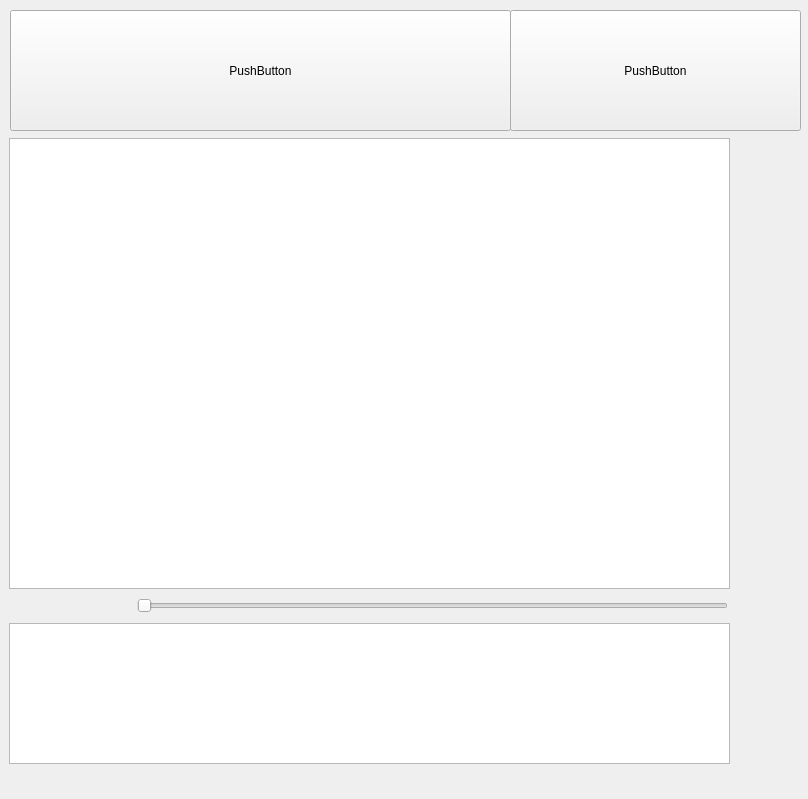
This is src/View/PatientSummaryView/PatientSummary.ui in thefinalcutbg/DinoDent as Qt 5 draws it before an edit. The edited form follows.
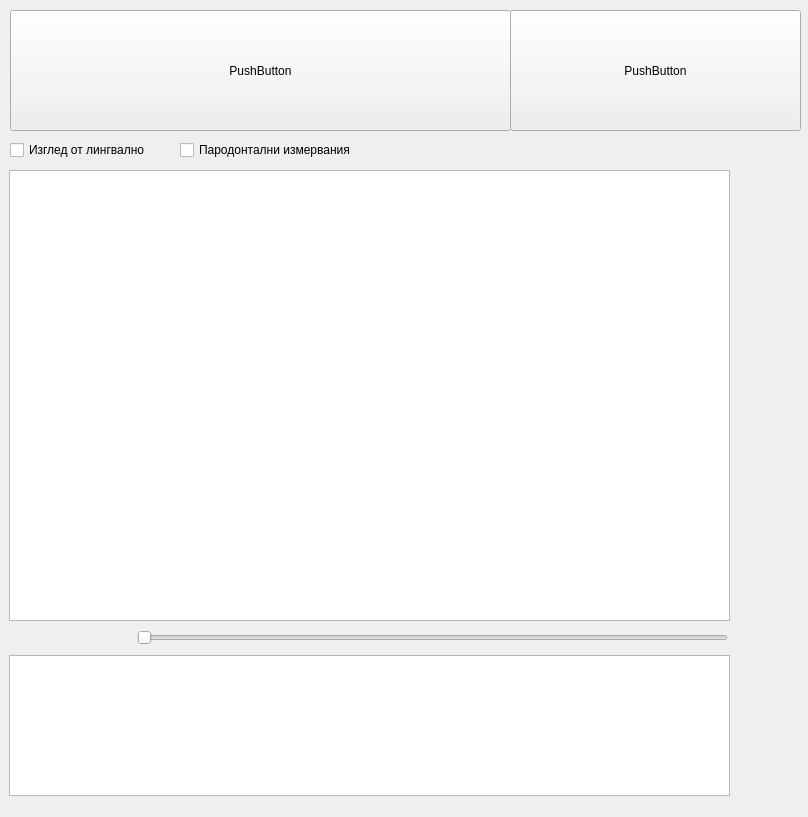
This is the edited form. Custom widgets are drawn as their Qt base class.

Commit message: Document id renamed to rowid. PerioStatus implemented in PatientSummary

```diff
--- a/src/View/PatientSummaryView/PatientSummary.ui
+++ b/src/View/PatientSummaryView/PatientSummary.ui
@@ -7,7 +7,7 @@
     <x>0</x>
     <y>0</y>
     <width>808</width>
-    <height>799</height>
+    <height>817</height>
    </rect>
   </property>
   <property name="sizePolicy">
@@ -29,7 +29,7 @@
    <property name="geometry">
     <rect>
      <x>9</x>
-     <y>138</y>
+     <y>170</y>
      <width>721</width>
      <height>451</height>
     </rect>
@@ -60,7 +60,7 @@
    <property name="geometry">
     <rect>
      <x>9</x>
-     <y>623</y>
+     <y>655</y>
      <width>721</width>
      <height>141</height>
     </rect>
@@ -129,7 +129,7 @@
    <property name="geometry">
     <rect>
      <x>10</x>
-     <y>598</y>
+     <y>630</y>
      <width>121</width>
      <height>16</height>
     </rect>
@@ -154,7 +154,7 @@
    <property name="geometry">
     <rect>
      <x>137</x>
-     <y>596</y>
+     <y>628</y>
      <width>591</width>
      <height>20</height>
     </rect>
@@ -178,6 +178,32 @@
     <enum>Qt::Horizontal</enum>
    </property>
   </widget>
+  <widget class="QCheckBox" name="showLingual">
+   <property name="geometry">
+    <rect>
+     <x>10</x>
+     <y>140</y>
+     <width>151</width>
+     <height>20</height>
+    </rect>
+   </property>
+   <property name="text">
+    <string>Изглед от лингвално</string>
+   </property>
+  </widget>
+  <widget class="QCheckBox" name="showPerio">
+   <property name="geometry">
+    <rect>
+     <x>180</x>
+     <y>140</y>
+     <width>181</width>
+     <height>20</height>
+    </rect>
+   </property>
+   <property name="text">
+    <string>Пародонтални измервания</string>
+   </property>
+  </widget>
  </widget>
  <layoutdefault spacing="6" margin="11"/>
  <customwidgets>
```
The commit also changes 32 other files.
